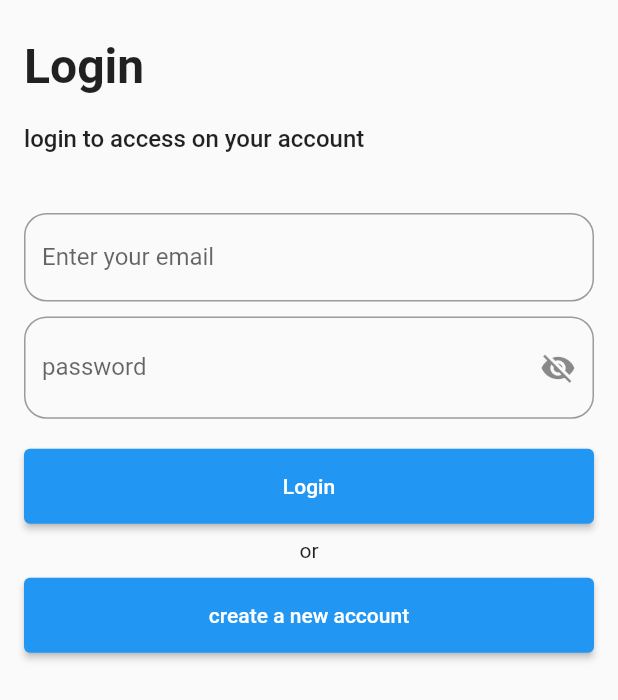
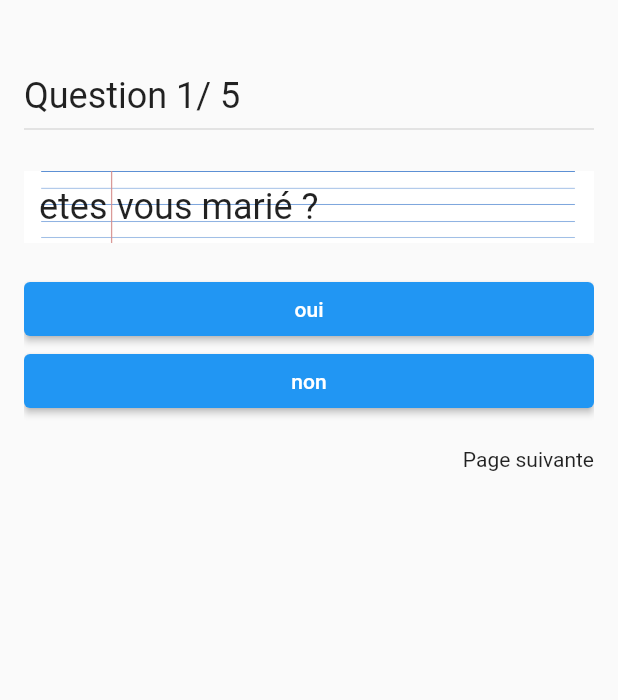
Before and after one commit to montessoriclan/mobileglobal, a Flutter app: the screen it shows after launch, on a phone screen of 412 x 824 dp. Shown: the top 700 px of the screen. Run offline on Flutter 3.47's test engine with Material 2 defaults, Android fonts, the phone set to English and light mode, and no system bars; our stand-ins replace cloud_firestore, connectivity_plus, firebase_auth, firebase_core, flutter_local_notifications, timezone; accounts and stored records are empty.

Commit message:
quiz half percent

```diff
--- /dev/null
+++ b/lib/data/question_list.dart
@@ -0,0 +1,24 @@
+import '../model/quiz_model.dart';
+
+List<QuizModel> questions = [
+  QuizModel("etes vous marié ?", {
+    "oui": true,
+    "non": false,
+  }),
+  QuizModel("etes avez vous des enfants ?", {
+    "oui": true,
+    "non": false,
+  }),
+  QuizModel("etes avez vous 50ans ?", {
+    "oui": true,
+    "non": false,
+  }),
+  QuizModel("votre femme est belle ?", {
+    "oui": true,
+    "non": false,
+  }),
+  QuizModel("votre vous etes deja fait anarque ?", {
+    "oui": true,
+    "non": false,
+  }),
+];
--- a/lib/helper/user_profile_helper.dart
+++ b/lib/helper/user_profile_helper.dart
@@ -1,6 +1,5 @@
 import 'package:cloud_firestore/cloud_firestore.dart';
 import 'package:deernier/model/user_profile_model.dart';
-import 'package:deernier/service/enum/user_type_enum.dart';
 
 class UserProfileHelper {
   final FirebaseFirestore _firebaseFirestore = FirebaseFirestore.instance;
--- a/lib/main.dart
+++ b/lib/main.dart
@@ -1,7 +1,5 @@
-import 'package:deernier/page/auth_page/login.dart';
-import 'package:deernier/page/auth_page/profil.dart';
+import 'package:deernier/page/quiz/quiz.dart';
 import 'package:deernier/service/network_service.dart';
-import 'package:firebase_auth/firebase_auth.dart';
 import 'package:firebase_core/firebase_core.dart';
 import 'package:flutter/material.dart';
 import 'package:provider/provider.dart';
@@ -24,7 +22,7 @@ class MyApp extends StatefulWidget {
 class _MyAppState extends State<MyApp> {
   @override
   Widget build(BuildContext context) {
-    print("Hello");
+
     return Builder(builder: (context) {
       return MultiProvider(
         providers: [
@@ -36,23 +34,24 @@ class _MyAppState extends State<MyApp> {
         child: MaterialApp(
           navigatorKey: navigatorKey,
           debugShowCheckedModeBanner: false,
-          home: StreamBuilder<User?>(
-              stream: FirebaseAuth.instance.authStateChanges(),
-              builder: (context, snapshot) {
-                if (snapshot.connectionState == ConnectionState.waiting) {
-                  return const Center(
-                    child: LinearProgressIndicator(),
-                  );
-                } else if (snapshot.hasError) {
-                  return const Center(
-                    child: Text("something where wrong"),
-                  );
-                } else if (snapshot.hasData) {
-                  return const Profil();
-                } else {
-                  return const LoginView();
-                }
-              }),
+          home: Quiz(),
+          // home: StreamBuilder<User?>(
+          //     stream: FirebaseAuth.instance.authStateChanges(),
+          //     builder: (context, snapshot) {
+          //       if (snapshot.connectionState == ConnectionState.waiting) {
+          //         return const Center(
+          //           child: LinearProgressIndicator(),
+          //         );
+          //       } else if (snapshot.hasError) {
+          //         return const Center(
+          //           child: Text("something where wrong"),
+          //         );
+          //       } else if (snapshot.hasData) {
+          //         return  Quiz();
+          //       } else {
+          //         return const LoginView();
+          //       }
+          //     }),
         ),
       );
     });
--- /dev/null
+++ b/lib/model/quiz_model.dart
@@ -0,0 +1,6 @@
+class QuizModel {
+  String? question;
+  Map<String, bool>? answer;
+
+  QuizModel(this.question, this.answer);
+}
--- a/lib/page/auth_page/login.dart
+++ b/lib/page/auth_page/login.dart
@@ -1,6 +1,4 @@
-import 'dart:developer';
 
-import 'package:cloud_firestore/cloud_firestore.dart';
 import 'package:deernier/main.dart';
 import 'package:deernier/model/login_model.dart';
 import 'package:deernier/page/auth_page/profil.dart';
--- a/lib/page/auth_page/profil.dart
+++ b/lib/page/auth_page/profil.dart
@@ -1,5 +1,5 @@
 import 'package:deernier/page/auth_page/login.dart';
-import 'package:deernier/page/profile_page/ParentProfile.dart';
+import 'package:deernier/page/profile_page/parent_profile.dart';
 import 'package:deernier/page/student/simple_curd.dart';
 import 'package:deernier/service/auth_firebase_service.dart';
 import 'package:deernier/util/app_constant.dart';
--- a/lib/page/auth_page/register.dart
+++ b/lib/page/auth_page/register.dart
@@ -1,8 +1,6 @@
 import 'dart:developer';
 
-import 'package:deernier/model/register_model.dart';
 import 'package:deernier/page/auth_page/login.dart';
-import 'package:deernier/service/auth_firebase_service.dart';
 import 'package:deernier/service/enum/user_type_enum.dart';
 import 'package:deernier/helper/user_profile_helper.dart';
 import 'package:deernier/util/app_constant.dart';
@@ -33,7 +31,6 @@ class _RegisterViewState extends State<RegisterView> {
   String userTypeString = "teacher";
 
   Future<void> register() async {
-    //TODO: Add Validation Before Register
 
     showDialog(
         barrierDismissible: false,
--- a/lib/page/profile_page/Hamburger.dart
+++ b/lib/page/profile_page/Hamburger.dart
@@ -1,7 +1,5 @@
 import '../auth_page/login.dart';
 import '../auth_page/profil.dart';
-import '../student/student_progress.dart';
-import 'ParentProfile.dart';
 import 'package:flutter/material.dart';
 
 import 'TeacherProfile.dart';
@@ -38,7 +36,7 @@ class Hamburger extends StatelessWidget {
               Navigator.push(
                   context,
                   MaterialPageRoute(
-                    builder: (context) => const ParentProfileView(),
+                    builder: (context) => const Hamburger(),
                   ));
             },
           ),
@@ -75,11 +73,11 @@ class Hamburger extends StatelessWidget {
           ListTile(
             title: const Text('Student Progress'),
             onTap: () {
-              Navigator.pushReplacement(
-                  context,
-                  MaterialPageRoute(
-                    builder: (context) => const StudentProgressView(),
-                  ));
+              // Navigator.pushReplacement(
+              //     context,
+              //     MaterialPageRoute(
+              //       builder: (context) => const StudentProgressView(),
+              //     ));
             },
           ),
         ],
--- a/lib/page/profile_page/TeacherProfile.dart
+++ b/lib/page/profile_page/TeacherProfile.dart
@@ -6,7 +6,7 @@ import 'package:deernier/helper/user_profile_helper.dart';
 import 'package:firebase_core/firebase_core.dart';
 import 'package:flutter/material.dart';
 
-import 'Hamburger.dart';
+import 'hamburger.dart';
 
 class TeacherProfileView extends StatefulWidget {
   const TeacherProfileView({Key? key}) : super(key: key);
--- a/lib/page/profile_page/VolunteerProfile.dart
+++ b/lib/page/profile_page/VolunteerProfile.dart
@@ -6,8 +6,7 @@ import 'package:deernier/helper/user_profile_helper.dart';
 import 'package:firebase_core/firebase_core.dart';
 import 'package:flutter/material.dart';
 
-import 'TeacherProfile.dart';
-import 'Hamburger.dart';
+import 'hamburger.dart';
 
 class VolunteerProfileView extends StatefulWidget {
   const VolunteerProfileView({Key? key}) : super(key: key);
--- a/lib/page/profile_page/ParentProfile.dart
+++ b/lib/page/profile_page/parent_profile.dart
@@ -5,9 +5,10 @@ import 'package:deernier/model/user_profile_model.dart';
 import 'package:deernier/service/auth_firebase_service.dart';
 import 'package:deernier/helper/user_profile_helper.dart';
 import 'package:firebase_core/firebase_core.dart';
+import 'package:flutter/foundation.dart';
 import 'package:flutter/material.dart';
 
-import 'Hamburger.dart';
+import 'hamburger.dart';
 
 class ParentProfileView extends StatefulWidget {
   const ParentProfileView({Key? key}) : super(key: key);
@@ -172,14 +173,15 @@ class _ParentProfileFormState extends State<ParentProfileForm> {
           ),
           onPressed: () {},
         ),
-        Container(
-          child: ElevatedButton(
+        ElevatedButton(
           child: const Text(
             'Submit',
             style: TextStyle(fontSize: 20.0),
           ),
           onPressed: () {
+            if (kDebugMode) {
               print(nameController.text);
+            }
             print(genderValue);
             print(schoolController.text);
             print(locationController.text);
@@ -187,7 +189,6 @@ class _ParentProfileFormState extends State<ParentProfileForm> {
             print(experienceController.text);
           },
         ),
-        ),
       ],
     ));
   }
--- /dev/null
+++ b/lib/page/quiz/quiz.dart
@@ -0,0 +1,121 @@
+import 'package:deernier/data/question_list.dart';
+import 'package:flutter/material.dart';
+
+class Quiz extends StatefulWidget {
+  Quiz({Key? key}) : super(key: key);
+
+  @override
+  State<Quiz> createState() => _QuizState();
+}
+
+class _QuizState extends State<Quiz> {
+  final PageController _controller = PageController(initialPage: 0);
+  bool isPressed = false;
+  int score = 0;
+  Color isTrue = Colors.green;
+  Color isWrong = Colors.red;
+  Color isNull = Colors.blue;
+
+  @override
+  Widget build(BuildContext context) {
+    return Scaffold(
+      body: SafeArea(
+        child: Padding(
+          padding: const EdgeInsets.symmetric(horizontal: 16, vertical: 50),
+          child: PageView.builder(
+            physics: const NeverScrollableScrollPhysics(),
+            onPageChanged: (page) {
+              setState(() {
+                isPressed = false;
+              });
+            },
+            controller: _controller,
+            itemCount: questions.length,
+            itemBuilder: (context, index) => Column(children: [
+              Row(
+                children: [
+                  Text(
+                    "Question ${index + 1}/ ${questions.length}",
+                    style: const TextStyle(
+                      fontSize: 24,
+                    ),
+                  ),
+                ],
+              ),
+              const Divider(
+                thickness: 1.0,
+              ),
+              const SizedBox(
+                height: 20,
+              ),
+              Container(
+                padding: const EdgeInsets.all(10.0),
+                width: double.infinity,
+                decoration: const BoxDecoration(
+                    image: DecorationImage(
+                        fit: BoxFit.cover,
+                        image: AssetImage("assets/sheet.png"))),
+                child: Text(
+                  questions[index].question!,
+                  style: const TextStyle(
+                    fontSize: 24,
+                  ),
+                ),
+              ),
+              const SizedBox(
+                height: 20,
+              ),
+              for (int i = 0; i < questions[index].answer!.length; i++)
+                ElevatedButton(
+                    style: ElevatedButton.styleFrom(
+                        backgroundColor: isPressed
+                            ? questions[index].answer!.entries.toList()[i].value
+                                ? isTrue
+                                : isWrong
+                            : isNull,
+                        fixedSize: Size(MediaQuery.of(context).size.width, 30)),
+                    onPressed: isPressed
+                        ? () {}
+                        : () {
+                            setState(() {
+                              isPressed = true;
+                            });
+                            if (questions[index]
+                                .answer!
+                                .entries
+                                .toList()[i]
+                                .value) {
+                              score += 10;
+                            } else {
+                              setState(() {
+                                isNull = isWrong;
+                              });
+                            }
+                          },
+                    child: Text(questions[index].answer!.keys.toList()[i])),
+              const SizedBox(
+                height: 20,
+              ),
+              Row(
+                mainAxisAlignment: MainAxisAlignment.end,
+                children: [
+                  GestureDetector(
+                      onTap: isPressed
+                          ? () {
+                              _controller.nextPage(
+                                  duration: const Duration(milliseconds: 500),
+                                  curve: Curves.linear);
+                            }
+                          : null,
+                      child: Text(index + 1 == questions.length
+                          ? "voir le resultat"
+                          : "Page suivante"))
+                ],
+              )
+            ]),
+          ),
+        ),
+      ),
+    );
+  }
+}
--- a/pubspec.yaml
+++ b/pubspec.yaml
@@ -67,9 +67,8 @@ flutter:
   uses-material-design: true
 
   # To add assets to your application, add an assets section, like this:
-  # assets:
-  #   - images/a_dot_burr.jpeg
-  #   - images/a_dot_ham.jpeg
+  assets:
+    - assets/
 
   # An image asset can refer to one or more resolution-specific "variants", see
   # https://flutter.dev/assets-and-images/#resolution-aware
```
Also changed, not shown: assets/sheet.png (added). Lines whose indentation alone changed are shown as unchanged.
